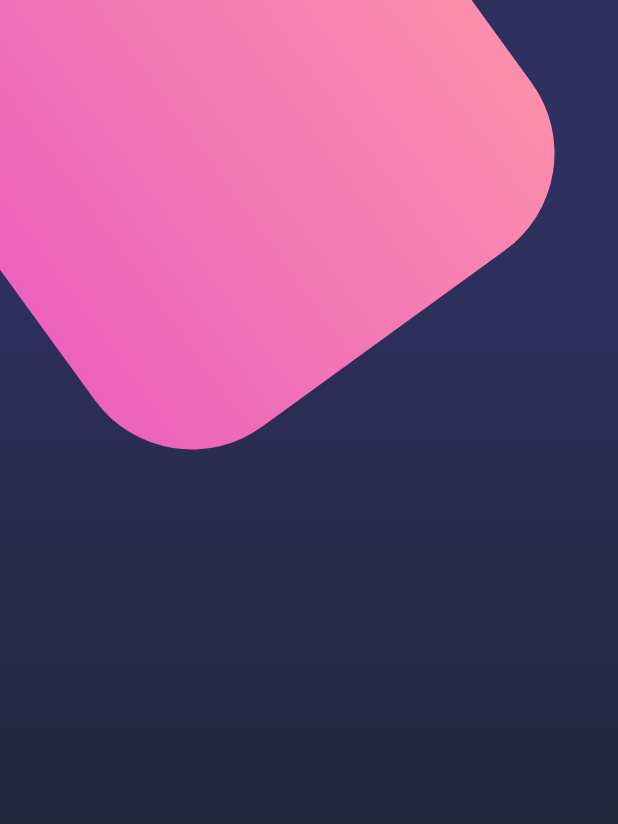
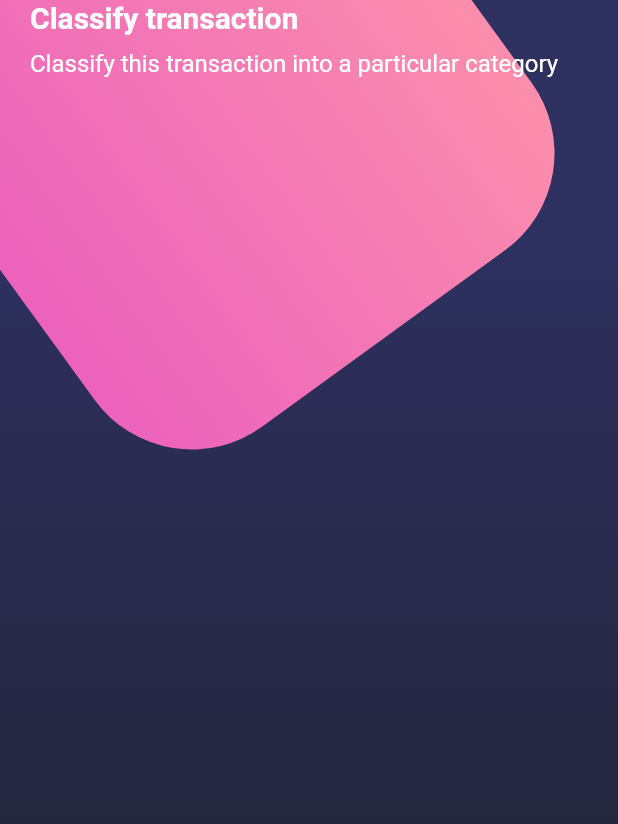
Before and after one commit to Carlos2693/design-flutter-legacy, a Flutter app: the screen it shows after launch, on a phone screen of 412 x 824 dp. Shown: the top 824 px of the screen. Run offline on Flutter 3.47's test engine with Material 2 defaults, Android fonts, the phone set to English and light mode, and no system bars.

Commit message:
[FCB] Diseño compuesto - StatusBar y titulos

```diff
--- a/lib/main.dart
+++ b/lib/main.dart
@@ -1,7 +1,8 @@
-import 'package:designs/screens/home_screen.dart';
 import 'package:flutter/material.dart';
+import 'package:flutter/services.dart';
 
 import 'package:designs/screens/basic_design.dart';
+import 'package:designs/screens/home_screen.dart';
 import 'package:designs/screens/scroll_design.dart';
 
 void main() => runApp(const MyApp());
@@ -11,6 +12,11 @@ class MyApp extends StatelessWidget {
 
   @override
   Widget build(BuildContext context) {
+
+    SystemChrome.setSystemUIOverlayStyle(
+      SystemUiOverlayStyle.light,
+    );
+
     return MaterialApp(
       debugShowCheckedModeBanner: false,
       title: 'Material App',
--- a/lib/screens/home_screen.dart
+++ b/lib/screens/home_screen.dart
@@ -1,4 +1,5 @@
 import 'package:designs/widgets/background.dart';
+import 'package:designs/widgets/page_title.dart';
 import 'package:flutter/material.dart';
 
 
@@ -10,9 +11,26 @@ class HomeScreen extends StatelessWidget {
       body: Stack(
         children: [
           // Background
-          Background()
+          Background(),
+          // Home body
+          _HomeBody()
         ],
       )
    );
   }
 }
+
+class _HomeBody extends StatelessWidget {
+
+  @override
+  Widget build(BuildContext context) {
+    return SingleChildScrollView(
+      child: Column(
+        children: [
+          // Titles
+          PageTitle()
+        ],
+      ),
+    );
+  }
+}
--- /dev/null
+++ b/lib/widgets/page_title.dart
@@ -0,0 +1,32 @@
+import 'package:flutter/material.dart';
+
+class PageTitle extends StatelessWidget {
+  @override
+  Widget build(BuildContext context) {
+    return SafeArea(
+      bottom: false,
+      child: Container(
+        margin: EdgeInsets.symmetric(horizontal: 20),
+        child: Column(
+          crossAxisAlignment: CrossAxisAlignment.start,
+          children: [
+            Text(
+              'Classify transaction',
+              style: TextStyle(
+                  fontSize: 20,
+                  fontWeight: FontWeight.bold,
+                  color: Colors.white),
+            ),
+            SizedBox(
+              height: 10,
+            ),
+            Text(
+              'Classify this transaction into a particular category',
+              style: TextStyle(fontSize: 16, color: Colors.white),
+            ),
+          ],
+        ),
+      ),
+    );
+  }
+}
```
